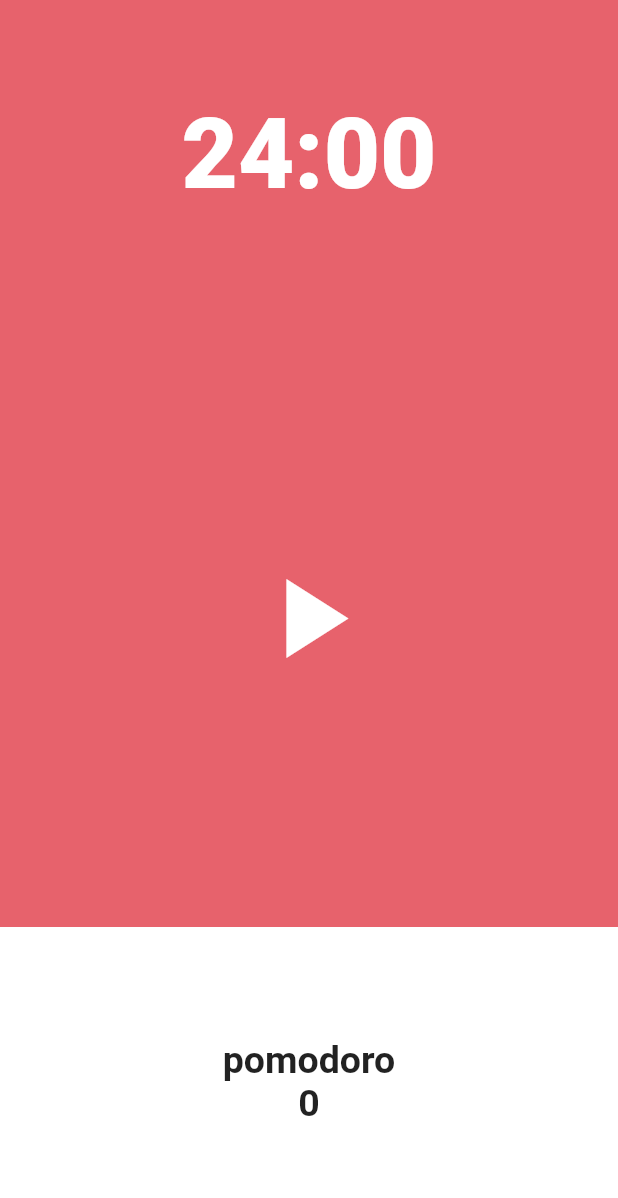
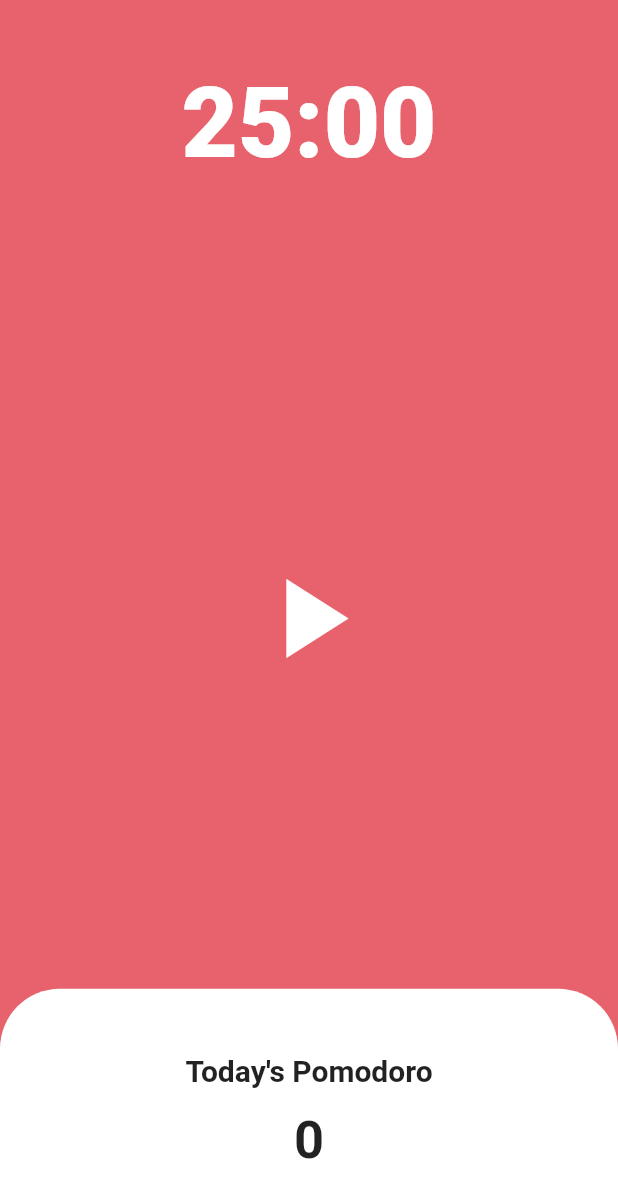
Before and after one commit to hecacho/flutter_pomodoro, a Flutter app: the screen it shows after launch, on a phone screen of 412 x 824 dp. Shown: the top 1198 px of the screen. Run offline on Flutter 3.47's test engine with Material 2 defaults, Android fonts, the phone set to English and light mode, and no system bars.

Commit message:
basic UI

```diff
--- a/lib/main.dart
+++ b/lib/main.dart
@@ -20,7 +20,7 @@ class MyApp extends StatelessWidget {
               flex: 1,
               child: Center(
                 child: Text(
-                  "24:00",
+                  "25:00",
                   style: TextStyle(
                     color: Color(0xFFFFFFFF),
                     fontSize: 65,
@@ -30,7 +30,7 @@ class MyApp extends StatelessWidget {
               ),
             ),
             Flexible(
-              flex: 2,
+              flex: 3,
               child: Center(
                 child: IconButton(
                   constraints: const BoxConstraints(
@@ -49,20 +49,29 @@ class MyApp extends StatelessWidget {
             Flexible(
               flex: 1,
               child: Container(
-                color: const Color(0xFFFFFFFF),
+                decoration: const BoxDecoration(
+                  color: Color(0xFFFFFFFF),
+                  borderRadius: BorderRadius.only(
+                    topLeft: Radius.circular(40),
+                    topRight: Radius.circular(40),
+                  ),
+                ),
                 child: const Center(
                   child: Column(
                     mainAxisAlignment: MainAxisAlignment.center,
                     children: [
                       Text(
-                        "pomodoro",
+                        "Today's Pomodoro",
                         style: TextStyle(
-                            fontSize: 25, fontWeight: FontWeight.w600),
+                            fontSize: 20, fontWeight: FontWeight.w600),
+                      ),
+                      SizedBox(
+                        height: 15,
                       ),
                       Text(
                         "0",
                         style: TextStyle(
-                            fontSize: 25, fontWeight: FontWeight.w600),
+                            fontSize: 35, fontWeight: FontWeight.w600),
                       ),
                     ],
                   ),
```
